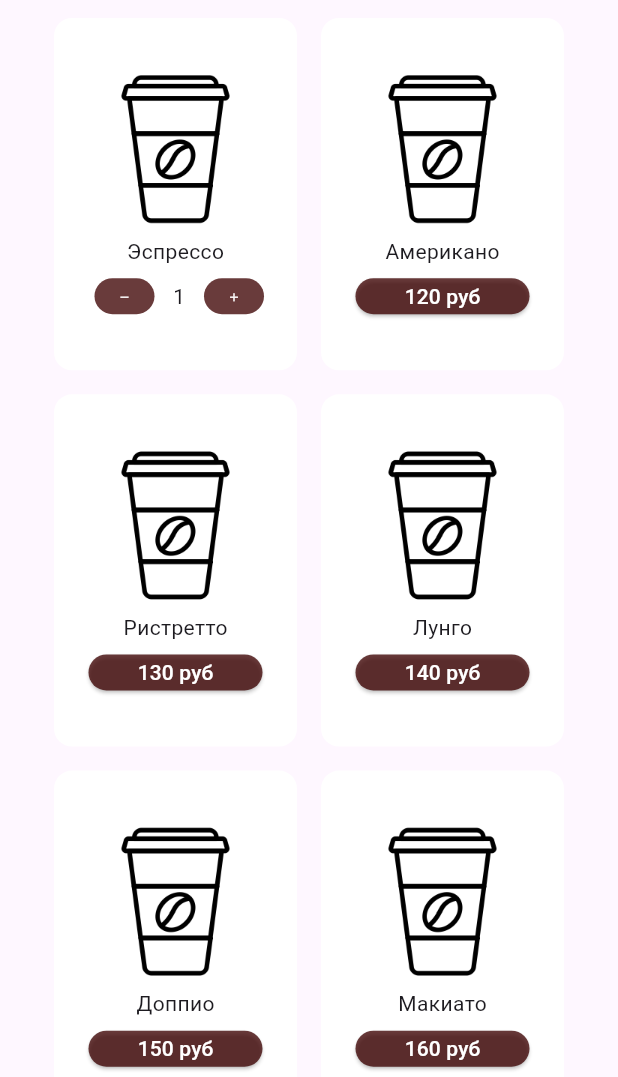
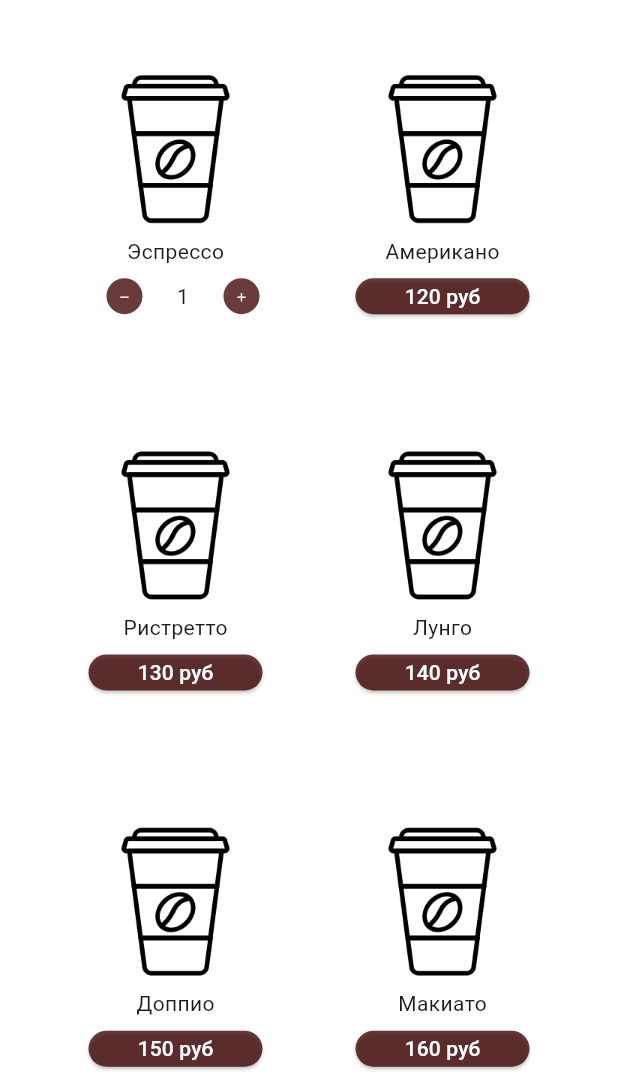
Before and after one commit to QformX/flutter-coffee-menu, a Flutter app: the screen it shows after launch, after a tap on an icon or button, on a phone screen of 412 x 824 dp, the part 159-1236 px from its top. Run offline on Flutter 3.47's test engine with Material 3 defaults, Android fonts, the phone set to English and light mode, and no system bars; Roboto replaces fonts that are missing (Arial).

Commit message:
feat: make icon buttons rounded

```diff
--- a/lib/src/common/menu/menu-screen.dart
+++ b/lib/src/common/menu/menu-screen.dart
@@ -90,6 +90,7 @@ class _MenuScreenState extends State<MenuScreen> {
   @override
   Widget build(BuildContext context) {
     return Scaffold(
+      backgroundColor: Colors.white,
       appBar: AppBar(
         surfaceTintColor: Theme.of(context).appBarTheme.surfaceTintColor,
         title: PreferredSize(
--- a/lib/src/common/theme/theme.dart
+++ b/lib/src/common/theme/theme.dart
@@ -14,11 +14,6 @@ final ThemeData appTheme = ThemeData(
     style: ButtonStyle(
       iconColor: WidgetStateProperty.all(Colors.white),
       iconSize: WidgetStateProperty.all(9.0),
-      backgroundColor: WidgetStateProperty.resolveWith<Color?>(
-        (_) {
-            return const Color.fromARGB(199, 63, 4, 4);
-        },
-      ),
     )
   )
 );
--- a/lib/src/common/widgets/item.dart
+++ b/lib/src/common/widgets/item.dart
@@ -27,9 +27,10 @@ class _CoffeeItemState extends State<CoffeeItem> {
               height: 100,
               fit: BoxFit.contain,
             ),
-            const SizedBox(height: 8),
-            Text(widget.itemData.name),
-            const SizedBox(height: 8),
+            Padding(
+              padding: const EdgeInsets.symmetric(vertical: 8.0),
+              child: Text(widget.itemData.name),
+              ),
             SizedBox(
             height: 24.0,
             width: 116,
@@ -58,7 +59,12 @@ class _CoffeeItemState extends State<CoffeeItem> {
                 : Row(
                     mainAxisAlignment: MainAxisAlignment.center,
                     children: [
-                      IconButton(
+                      Container(
+                        decoration: const BoxDecoration(
+                            shape: BoxShape.circle,
+                            color: Color.fromARGB(199, 63, 4, 4)
+                            ),
+                        child: IconButton(
                         style: Theme.of(context).iconButtonTheme.style,
                         icon: const Icon(Icons.remove),
                         onPressed: () {
@@ -71,11 +77,17 @@ class _CoffeeItemState extends State<CoffeeItem> {
                           });
                         },
                       ),
+                      ),
                       SizedBox(
-                        width: 25,
+                        width: 30,
                         child: Text('$_quantity', textAlign: TextAlign.center),
                       ),
-                      IconButton(
+                      Container(
+                        decoration: const BoxDecoration(
+                            shape: BoxShape.circle,
+                            color: Color.fromARGB(199, 63, 4, 4)
+                            ),
+                        child: IconButton(
                         style: Theme.of(context).iconButtonTheme.style,
                         icon: const Icon(Icons.add),
                         onPressed: () {
@@ -86,6 +98,7 @@ class _CoffeeItemState extends State<CoffeeItem> {
                           });
                         },
                       ),
+                      )
                     ],
                 )
             ),
```
